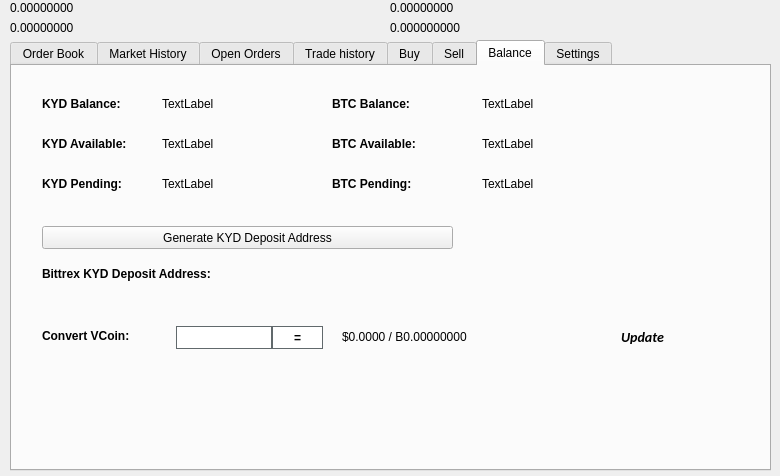
Old version of the form src/qt/forms/tradingdialog.ui in the repository kydcoin/KYD3.
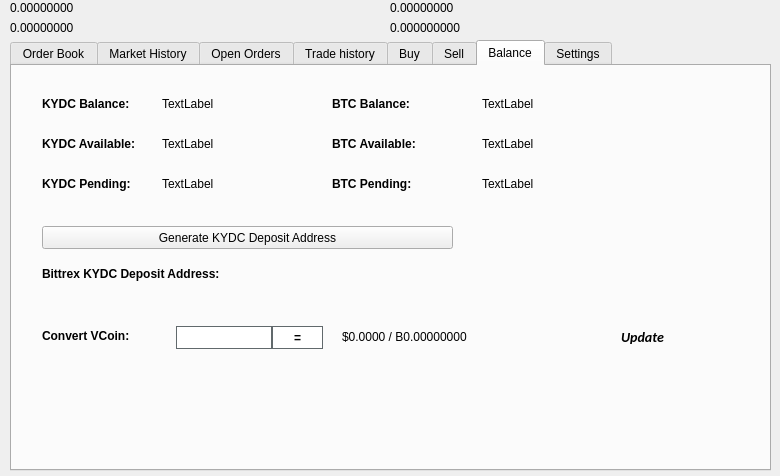
New version of the form. The open tabs and pages were chosen to show the change. Icons and pictures are not drawn.

Commit message: Change ticker from KYD to KYDC

Patch:
```diff
--- a/src/qt/forms/tradingdialog.ui
+++ b/src/qt/forms/tradingdialog.ui
@@ -2762,7 +2762,7 @@
       </font>
      </property>
      <property name="text">
-      <string>KYD Balance:</string>
+      <string>KYDC Balance:</string>
      </property>
     </widget>
     <widget class="QLabel" name="label_12">
@@ -2813,7 +2813,7 @@
       </font>
      </property>
      <property name="text">
-      <string>KYD Available:</string>
+      <string>KYDC Available:</string>
      </property>
     </widget>
     <widget class="QLabel" name="label_14">
@@ -2832,7 +2832,7 @@
       </font>
      </property>
      <property name="text">
-      <string>KYD Pending:</string>
+      <string>KYDC Pending:</string>
      </property>
     </widget>
     <widget class="QLabel" name="KYDPendingLabel">
@@ -2928,7 +2928,7 @@
       </font>
      </property>
      <property name="text">
-      <string>Bittrex KYD Deposit Address:</string>
+      <string>Bittrex KYDC Deposit Address:</string>
      </property>
     </widget>
     <widget class="QPushButton" name="GenDepositBTN">
@@ -2941,7 +2941,7 @@
       </rect>
      </property>
      <property name="text">
-      <string>Generate KYD Deposit Address</string>
+      <string>Generate KYDC Deposit Address</string>
      </property>
      <property name="icon">
       <iconset resource="../kyd.qrc">
```
Left out of the diff: 12 changed lines with no effect on the pictures. The commit also changes 75 other files.
